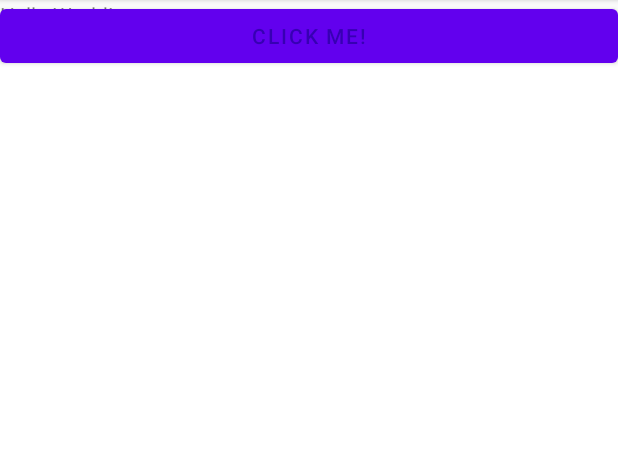
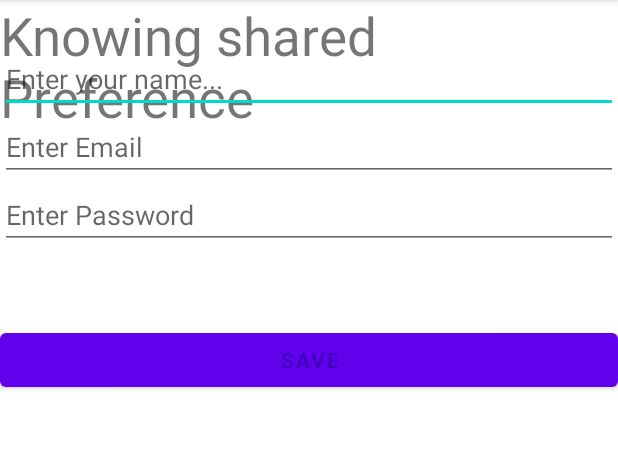
Before and after one commit to George-Okumu/SharedPreferences_ViewBinding, an Android app: the screen it shows after launch (MainActivity), on a phone screen of 412 x 824 dp, the part 84-533 px from its top. Run offline under Robolectric (Android 15) with nearby library versions, the phone set to English and light mode, and no system bars.

Commit message:
Saved Data into sharedPreference

```diff
--- /dev/null
+++ b/app/src/main/java/com/moringa/sharedprefferences/Constants.java
@@ -0,0 +1,10 @@
+package com.moringa.sharedprefferences;
+
+public class Constants {
+    public static final String MyPREFERENCES = "MyPrefs" ;
+    public static final String NAME = "name";
+    public static final String EMAIL = "email";
+    public static final String PASSWORD = "password";
+
+
+}
--- a/app/src/main/java/com/moringa/sharedprefferences/MainActivity.java
+++ b/app/src/main/java/com/moringa/sharedprefferences/MainActivity.java
@@ -2,18 +2,29 @@ package com.moringa.sharedprefferences;
 
 import androidx.appcompat.app.AppCompatActivity;
 
+import android.content.Context;
 import android.content.SharedPreferences;
 import android.os.Bundle;
+import android.preference.PreferenceManager;
+import android.util.Log;
 import android.view.LayoutInflater;
 import android.view.View;
 import android.widget.Toast;
 
 import com.moringa.sharedprefferences.databinding.ActivityMainBinding;
 
+import static android.content.ContentValues.TAG;
+
 public class MainActivity extends AppCompatActivity implements  View.OnClickListener{
 
     //For view binding
     ActivityMainBinding activityMainBinding;
+
+    //sharedPreference thingy
+    private SharedPreferences sharedPreference;
+
+    //shared Preference Editor
+    private SharedPreferences.Editor editor;
 
     @Override
     protected void onCreate(Bundle savedInstanceState) {
@@ -22,13 +33,28 @@ public class MainActivity extends AppCompatActivity implements  View.OnClickList
         View view = activityMainBinding.getRoot();
         setContentView(view);
 
+        sharedPreference = getSharedPreferences(Constants.MyPREFERENCES, Context.MODE_PRIVATE);
+        editor = sharedPreference.edit();
+
         activityMainBinding.button1.setOnClickListener(this);
     }
 
     @Override
     public void onClick(View v) {
-        if(v == activityMainBinding.button1){
-            Toast.makeText(MainActivity.this, "You really did great", Toast.LENGTH_LONG).show();
-        }
+        String name = activityMainBinding.editName.getText().toString();
+        String email = activityMainBinding.editEmail.getText().toString();
+        String password = activityMainBinding.editPassword.getText().toString();
+
+
+        //Assigining the variables to their respective values inaitwa key value pair
+        editor.putString(Constants.NAME, name);
+        editor.putString(Constants.EMAIL, email);
+        editor.putString(Constants.PASSWORD, password);
+
+        editor.apply();
+
+        Toast.makeText(MainActivity.this, "Thanks, this was awesome", Toast.LENGTH_LONG).show();
+
+
     }
 }
--- a/app/src/main/res/layout/activity_main.xml
+++ b/app/src/main/res/layout/activity_main.xml
@@ -9,17 +9,54 @@
     <TextView
         android:layout_width="wrap_content"
         android:layout_height="wrap_content"
-        android:text="Hello World!"
-        app:layout_constraintBottom_toBottomOf="parent"
-        app:layout_constraintLeft_toLeftOf="parent"
-        app:layout_constraintRight_toRightOf="parent"
-        app:layout_constraintTop_toTopOf="parent" />
+        android:text="Knowing shared Preference"
+        android:id="@+id/textView"
+        android:layout_alignParentTop="true"
+        android:layout_centerHorizontal="true"
+        android:textSize="35dp"/>
+
+    <EditText
+        android:layout_width="wrap_content"
+        android:layout_height="wrap_content"
+        android:id="@+id/editName"
+        android:hint="Enter your name..."
+        android:layout_marginTop="30dp"
+        android:layout_alignParentRight="true"
+        android:layout_alignParentEnd="true"
+        android:layout_alignParentLeft="true"
+        android:layout_alignParentStart="true"/>
+
+    <EditText
+        android:layout_width="wrap_content"
+        android:layout_height="wrap_content"
+        android:id="@+id/editEmail"
+        android:layout_below="@+id/editName"
+        android:layout_alignParentLeft="true"
+        android:layout_alignParentStart="true"
+        android:layout_alignParentRight="true"
+        android:layout_alignParentEnd="true"
+        android:hint="Enter Email" />
+
+    <EditText
+        android:layout_width="wrap_content"
+        android:layout_height="wrap_content"
+        android:id="@+id/editPassword"
+        android:layout_below="@+id/editEmail"
+        android:layout_alignParentLeft="true"
+        android:layout_alignParentStart="true"
+        android:layout_alignParentRight="true"
+        android:layout_alignParentEnd="true"
+        android:hint="Enter Password" />
+
 
     <Button
         android:id="@+id/button1"
         android:layout_width="match_parent"
         android:layout_height="wrap_content"
-        android:text="CLick Me!"
-        android:textColor="@color/purple_700"/>
+        android:text="Save"
+        android:layout_below="@+id/editPassword"
+        android:textColor="@color/purple_700"
+        android:layout_centerHorizontal="true"
+        android:layout_marginTop="50dp"/>
 
 </RelativeLayout>
```
